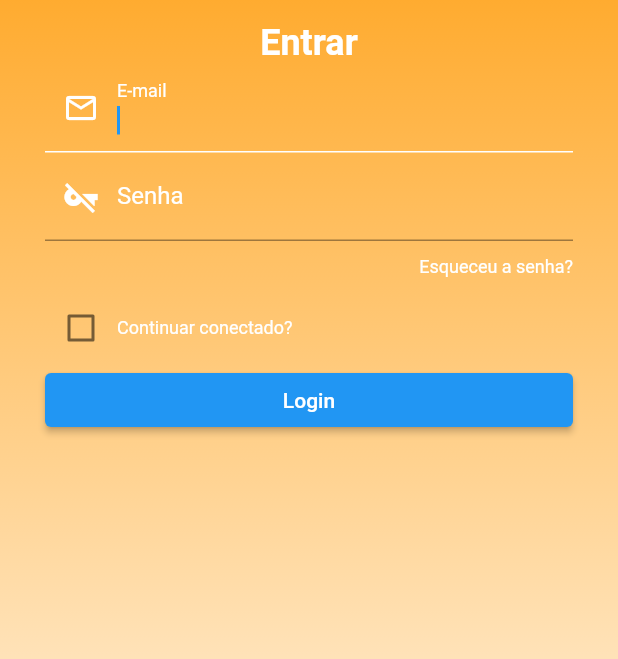
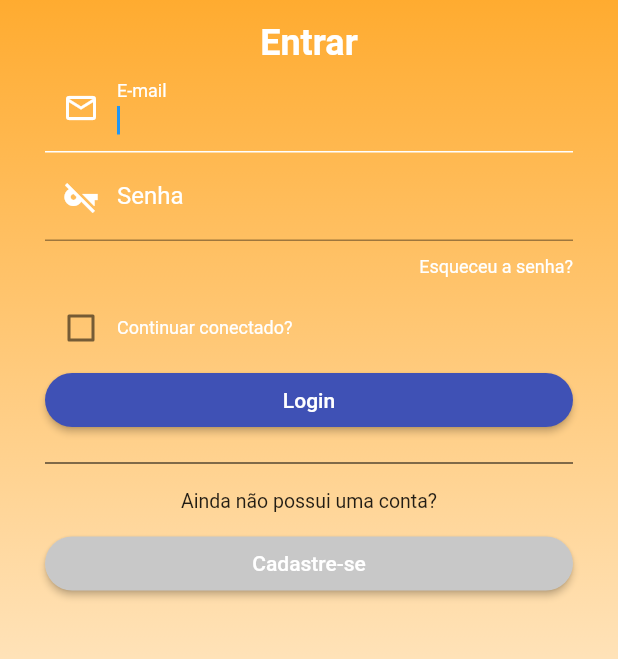
Before and after one commit to GoCheff/App_GoCheff, a Flutter app: the screen it shows after launch, on a phone screen of 412 x 824 dp, the part 233-892 px from its top. Run offline on Flutter 3.47's test engine with Material 2 defaults, Android fonts, the phone set to English and light mode, and no system bars.

Commit message:
Update login_screen.dart
Add Elaveted Button Login e Registro.

```diff
--- a/custumer_app/lib/screens/login_screen.dart
+++ b/custumer_app/lib/screens/login_screen.dart
@@ -1,3 +1,4 @@
+import 'package:custumer_app/values/custom_colors.dart';
 import 'package:flutter/material.dart';
 import 'package:custumer_app/screens/login_screen.dart';
 import 'package:custumer_app/screens/home.dart';
@@ -125,8 +126,40 @@ class _LoginScreenState extends State<LoginScreen> {
               ),
               ElevatedButton(
                 onPressed: () {},
-                child: Text("Login"),
+                child: Text(
+                  "Login",
+                  style: TextStyle(color: Colors.white),
+                ),
+                style: ElevatedButton.styleFrom(
+                  shape: RoundedRectangleBorder(
+                    borderRadius: BorderRadius.circular(50),
+                  ),
+                  primary: CustomColors().getActivePrimaryButtonColor(),
+                ),
               ),
+              Padding(
+                padding: EdgeInsets.symmetric(vertical: 10),
+                child: Divider(color: Colors.black),
+              ),
+              Text(
+                "Ainda não possui uma conta?",
+                textAlign: TextAlign.center,
+                style: TextStyle(fontSize: 13),
+              ),
+              Padding(padding:EdgeInsets.symmetric(vertical: 10),
+                child:          ElevatedButton(
+                  onPressed: (){},
+                  child: Text(
+                      "Cadastre-se"),
+                  style: ElevatedButton.styleFrom(
+                    shape: RoundedRectangleBorder(
+                      borderRadius: BorderRadius.circular(50),
+
+                    ),
+                    primary: CustomColors().getActiveSecondaryButtonColor(),
+                  ),
+                ),
+                  ),
             ],
           ),
         ),
```
